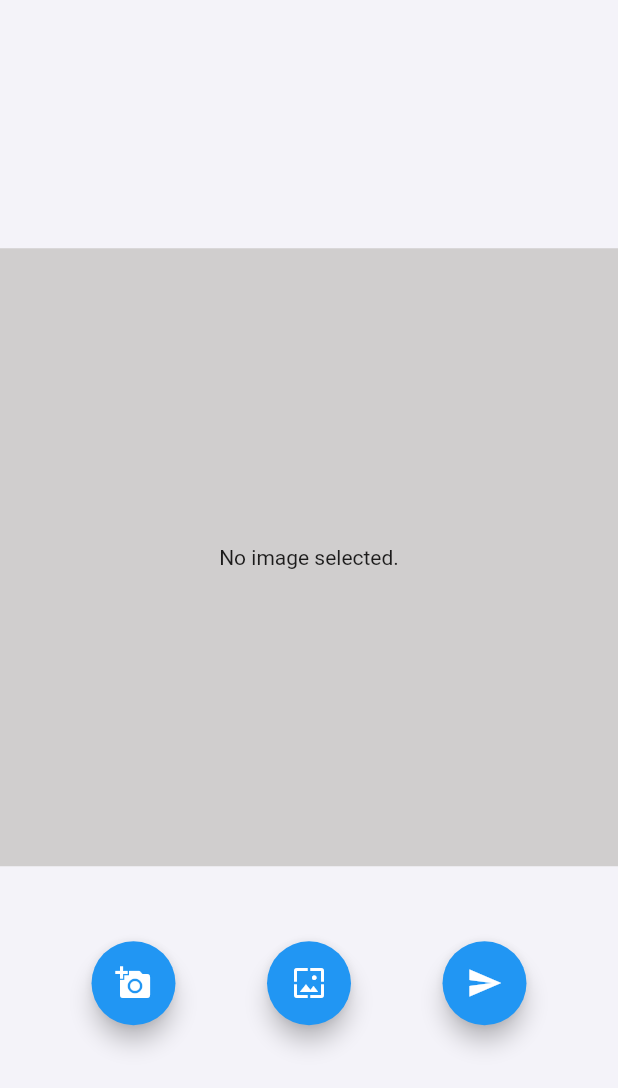
After one commit to GDSC-SWU/2023-Medisight-SolutionChallenge, a Flutter app: the Shootocr screen opened directly, after a tap on the "add a photo" icon, on a phone screen of 412 x 824 dp. The commit adds this screen. Shown: the top 1088 px of the screen. Run offline on Flutter 3.47's test engine with Material 2 defaults, Android fonts, the phone set to English and light mode, and no system bars; our stand-ins replace firebase_auth, firebase_core, font_awesome_flutter, google_sign_in, image_picker, wakelock; missing offline and left inert: flutter_beep, flutter_qr_bar_scanner, flutter_vibrate; accounts and stored records are empty.

Commit message:
MDS-60 feat: Add shoot ocr page

```diff
--- /dev/null
+++ b/medisight/lib/screen/shoot_ocr.dart
@@ -0,0 +1,130 @@
+import 'dart:io';
+import 'package:flutter/material.dart';
+import 'package:flutter/services.dart';
+import 'package:image_picker/image_picker.dart';
+
+import 'package:http/http.dart' as http;
+import 'dart:convert';
+
+class Shootocr extends StatefulWidget {
+  const Shootocr({Key? key}) : super(key: key);
+
+  @override
+  ShootocrState createState() => ShootocrState();
+}
+
+class ShootocrState extends State<Shootocr> {
+  File? _image;
+  final picker = ImagePicker();
+
+  Future getImage(ImageSource imageSource) async {
+    final image = await picker.pickImage(source: imageSource);
+
+    setState(() {
+      _image = File(image!.path);
+      hitAPI();
+    });
+  }
+
+  Widget showImage() {
+    return Container(
+        color: const Color(0xffd0cece),
+        width: MediaQuery.of(context as BuildContext).size.width,
+        height: MediaQuery.of(context as BuildContext).size.width,
+        child: Center(
+            child: _image == null
+                ? const Text('No image selected.')
+                : Image.file(File(_image!.path))));
+  }
+
+  @override
+  Widget build(BuildContext context) {
+    SystemChrome.setPreferredOrientations(
+        [DeviceOrientation.portraitUp, DeviceOrientation.portraitDown]);
+
+    return Scaffold(
+      backgroundColor: const Color(0xfff4f3f9),
+      body: Column(
+        mainAxisAlignment: MainAxisAlignment.center,
+        children: [
+          const SizedBox(height: 25.0),
+          showImage(),
+          const SizedBox(
+            height: 50.0,
+          ),
+          Row(
+            mainAxisAlignment: MainAxisAlignment.spaceEvenly,
+            children: <Widget>[
+              FloatingActionButton(
+                tooltip: 'pick Iamge',
+                onPressed: () async {
+                  getImage(ImageSource.camera);
+                },
+                child: const Icon(Icons.add_a_photo),
+              ),
+
+              FloatingActionButton(
+                tooltip: 'pick Iamge',
+                onPressed: () {
+                  getImage(ImageSource.gallery);
+                },
+                child: const Icon(Icons.wallpaper),
+              ),
+
+              // Send image button
+              FloatingActionButton(
+                tooltip: 'Send Image',
+                onPressed: () {
+                  debugPrint('눌림');
+                  performOCR(_image!);
+                },
+                child: const Icon(Icons.send),
+              ),
+            ],
+          ),
+        ],
+      ),
+    );
+  }
+}
+
+Future<void> hitAPI() async {
+  try {
+    final response = await http.get(
+      // 10.0.2.2
+      'http://172.18.22.134:8000/' as Uri,
+    );
+
+    if (response.statusCode == 200) {
+      final responseBody = json.decode(response.body);
+    } else {
+      throw Exception('Failed to send image');
+    }
+  } catch (e) {}
+}
+
+void performOCR(File imageFile) async {
+  var request = http.MultipartRequest(
+    'POST',
+    Uri.parse('http://172.18.22.134:8000/OCR/'),
+  );
+
+  request.files.add(
+    http.MultipartFile(
+      'file',
+      imageFile.readAsBytes().asStream(),
+      imageFile.lengthSync(),
+      filename: imageFile.path.split("/").last,
+    ),
+  );
+
+  var response = await request.send();
+  var responseData = await response.stream.toBytes();
+
+  if (response.statusCode == 200) {
+    String result = utf8.decode(responseData);
+    debugPrint("OCR Result: $result");
+  } else {
+    debugPrint("OCR failed with status code ${response.statusCode}");
+  }
+}
```
Also changed, not shown: medisight/lib/screen/camera_screen.dart (+4 -3 lines), medisight/lib/screen/home_screen.dart (+11 -6 lines).
